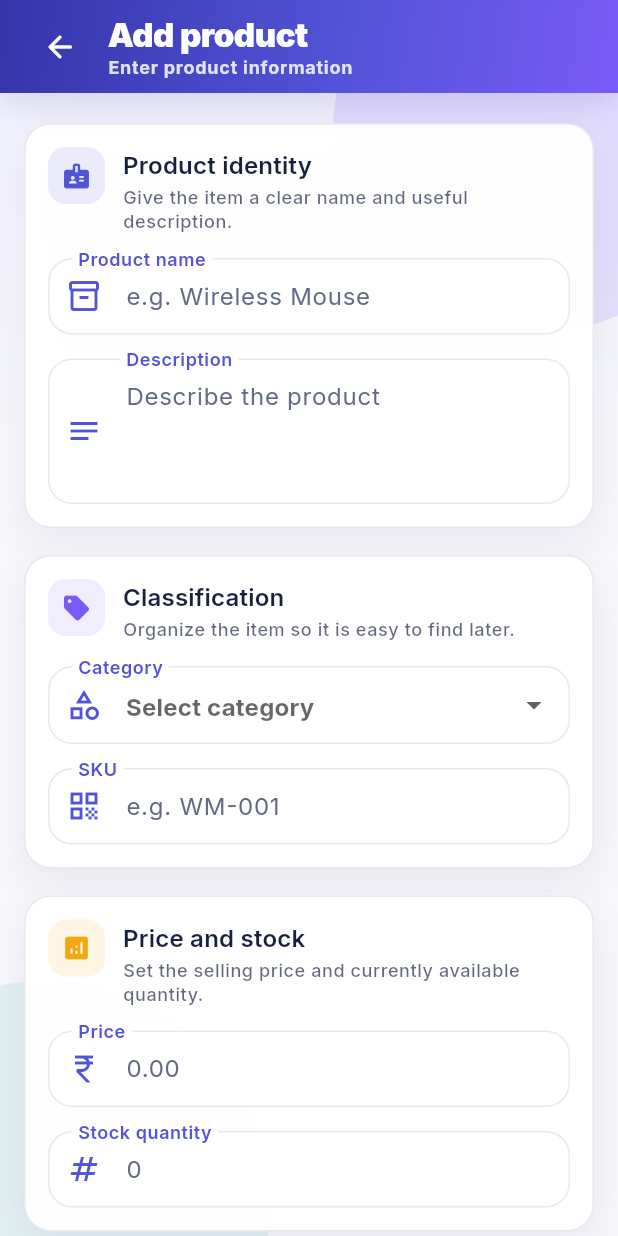
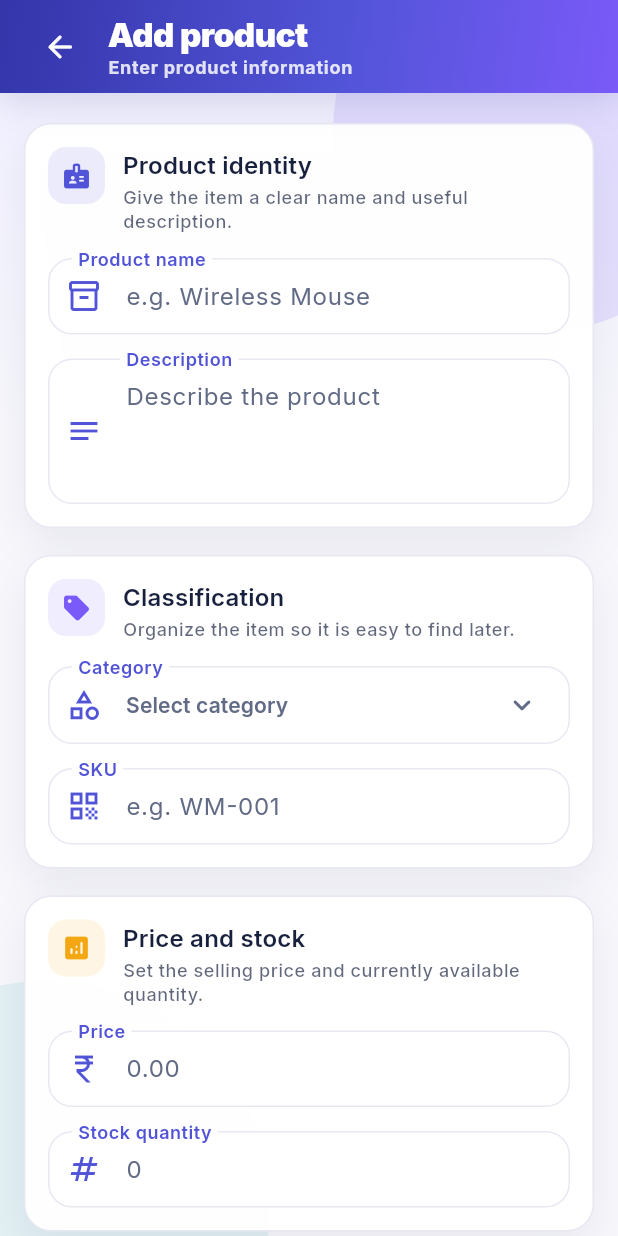
Before and after one commit to shivaygit4390/inventory_management_app, a Flutter app: the ProductFormPage screen opened directly, on a phone screen of 412 x 824 dp. Run offline on Flutter 3.47's test engine with Material 3 defaults, Android fonts, the light colour scheme and no system bars; our stand-ins replace equatable, flutter_bloc; network calls fail.

Commit message:
fix: improve category dropdown positioning in product form

```diff
--- a/lib/features/inventory/presentation/widgets/product_form.dart
+++ b/lib/features/inventory/presentation/widgets/product_form.dart
@@ -412,26 +412,115 @@ class _CategoryDropdownField extends StatefulWidget {
 }
 
 class _CategoryDropdownFieldState extends State<_CategoryDropdownField> {
+  String? _errorText;
+
   @override
   Widget build(BuildContext context) {
     final String currentValue = widget.controller.text.trim();
+    final ThemeData theme = Theme.of(context);
+    final String displayedValue = currentValue.isEmpty
+        ? 'Select category'
+        : currentValue;
 
-    return DropdownButtonFormField<String>(
+    return FormField<String>(
       key: const Key('product-category-dropdown'),
       initialValue: widget.categories.contains(currentValue)
           ? currentValue
           : null,
-      decoration: const InputDecoration(
-        labelText: 'Category',
-        hintText: 'Select category',
-        prefixIcon: Icon(Icons.category_outlined),
-        floatingLabelBehavior: FloatingLabelBehavior.always,
-      ),
-      borderRadius: BorderRadius.circular(18),
-      isExpanded: true,
+      validator: (_) =>
+          ProductFormValidators.category(widget.controller.text.trim()),
+      autovalidateMode: AutovalidateMode.onUserInteraction,
+      builder: (FormFieldState<String> fieldState) {
+        _errorText = fieldState.errorText;
+
+        return Material(
+          color: Colors.transparent,
+          borderRadius: BorderRadius.circular(16),
+          child: InkWell(
+            borderRadius: BorderRadius.circular(16),
+            onTap: () async {
+              final String? selectedCategory = await _showCategoryMenu(context);
+              if (selectedCategory == null) {
+                return;
+              }
+              widget.controller.text = selectedCategory;
+              fieldState.didChange(selectedCategory);
+              setState(() {});
+            },
+            child: InputDecorator(
+              isEmpty: currentValue.isEmpty,
+              decoration: InputDecoration(
+                labelText: 'Category',
+                prefixIcon: const Icon(Icons.category_outlined),
+                floatingLabelBehavior: FloatingLabelBehavior.always,
+                errorText: _errorText,
+              ),
+              child: Row(
+                children: [
+                  Expanded(
+                    child: Text(
+                      displayedValue,
+                      maxLines: 1,
+                      overflow: TextOverflow.ellipsis,
+                      style: theme.textTheme.titleSmall?.copyWith(
+                        color: currentValue.isEmpty
+                            ? theme.colorScheme.onSurfaceVariant
+                            : theme.colorScheme.onSurface,
+                        fontWeight: FontWeight.w600,
+                      ),
+                    ),
+                  ),
+                  Icon(
+                    Icons.keyboard_arrow_down_rounded,
+                    color: theme.colorScheme.onSurfaceVariant,
+                  ),
+                ],
+              ),
+            ),
+          ),
+        );
+      },
+    );
+  }
+
+  Future<String?> _showCategoryMenu(BuildContext context) {
+    final RenderBox fieldBox = context.findRenderObject()! as RenderBox;
+    final RenderBox overlayBox =
+        Overlay.of(context).context.findRenderObject()! as RenderBox;
+    final Offset fieldOffset = fieldBox.localToGlobal(
+      Offset.zero,
+      ancestor: overlayBox,
+    );
+    const double menuVerticalGap = 4;
+    const double estimatedMenuHeight = 256;
+    final double spaceBelow =
+        overlayBox.size.height - fieldOffset.dy - fieldBox.size.height;
+    final bool openAbove = spaceBelow < estimatedMenuHeight;
+    final double menuTop = openAbove
+        ? (fieldOffset.dy - estimatedMenuHeight - menuVerticalGap).clamp(
+            0,
+            overlayBox.size.height,
+          )
+        : fieldOffset.dy + fieldBox.size.height + menuVerticalGap;
+    final double menuBottom = openAbove
+        ? overlayBox.size.height - fieldOffset.dy + menuVerticalGap
+        : 0;
+    final RelativeRect position = RelativeRect.fromLTRB(
+      fieldOffset.dx,
+      menuTop,
+      overlayBox.size.width - fieldOffset.dx - fieldBox.size.width,
+      menuBottom,
+    );
+
+    return showMenu<String>(
+      context: context,
+      position: position,
+      constraints: BoxConstraints(minWidth: fieldBox.size.width),
+      shape: RoundedRectangleBorder(borderRadius: BorderRadius.circular(16)),
+      popUpAnimationStyle: AnimationStyle.noAnimation,
       items: widget.categories
           .map(
-            (String category) => DropdownMenuItem<String>(
+            (String category) => PopupMenuItem<String>(
               value: category,
               child: Text(
                 category,
@@ -441,12 +530,6 @@ class _CategoryDropdownFieldState extends State<_CategoryDropdownField> {
             ),
           )
           .toList(),
-      onChanged: (String? value) {
-        widget.controller.text = value ?? '';
-        setState(() {});
-      },
-      validator: (String? value) => ProductFormValidators.category(value ?? ''),
-      autovalidateMode: AutovalidateMode.onUserInteraction,
     );
   }
 }
```
